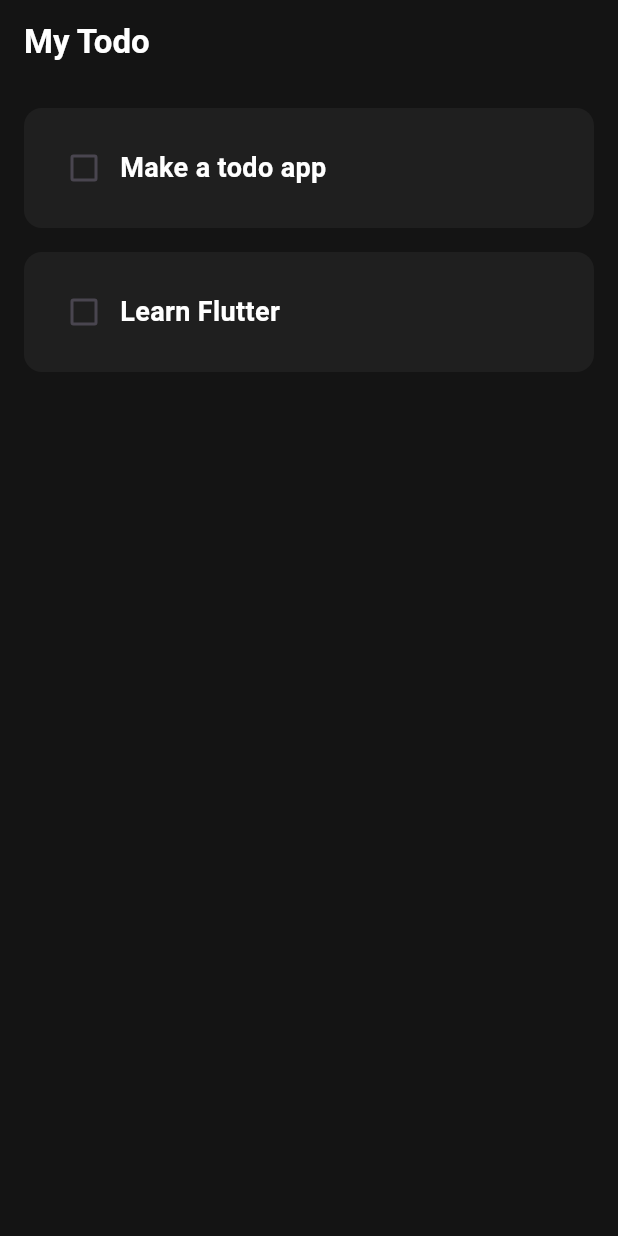
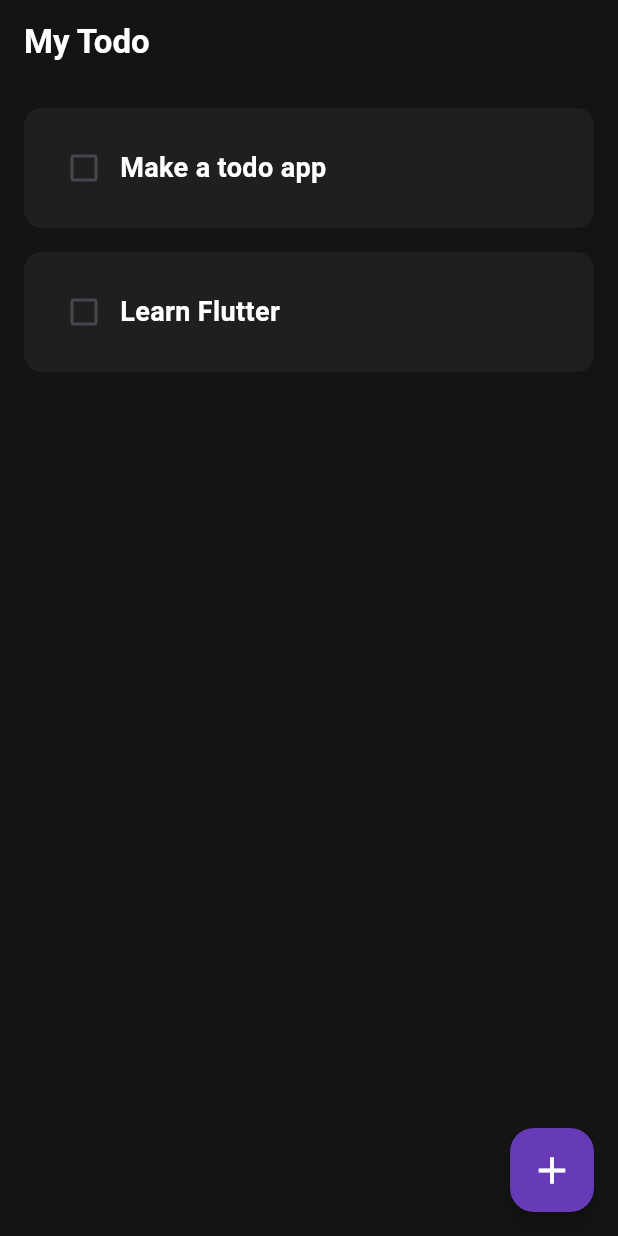
Before and after one commit to boswellbenjamin/Assignment-2-ToDo, a Flutter app: the screen it shows after launch, on a phone screen of 412 x 824 dp. Run offline on Flutter 3.47's test engine with Material 3 defaults, Android fonts, the phone set to English and light mode, and no system bars.

Commit message:
Add floating action button to HomePage for task creation

```diff
--- a/lib/pages/home_page.dart
+++ b/lib/pages/home_page.dart
@@ -34,6 +34,11 @@ class _HomePageState extends State<HomePage> {
           style: TextStyle(fontWeight: FontWeight.bold, color: Colors.white),
         ),
       ),
+      floatingActionButton: FloatingActionButton(
+        onPressed: () {},
+        backgroundColor: Colors.deepPurple,
+        child: const Icon(Icons.add, color: Colors.white, size: 30),
+      ),
       body: ListView.builder(
         itemCount: toDo.length,
         itemBuilder: (context, index) {
```
